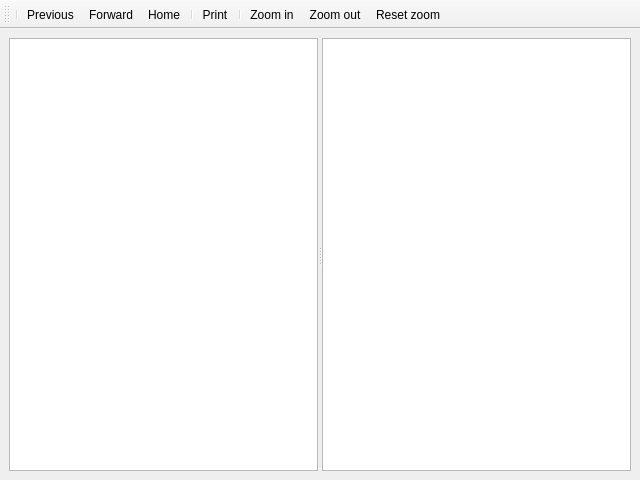
Qt form coquery/gui/ui/helpViewer.ui (gkunter/coquery) before a commit.
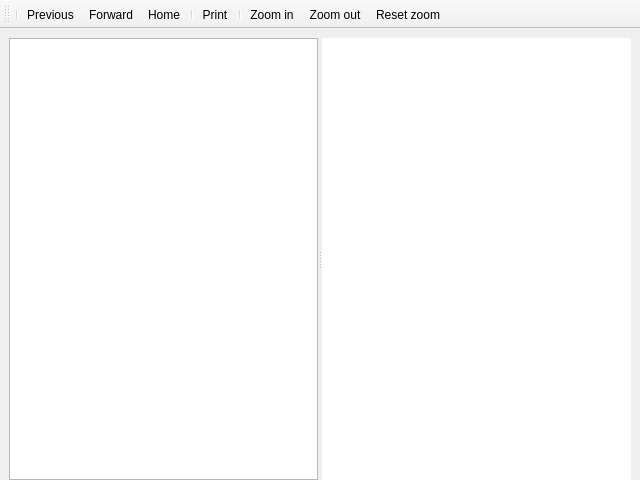
The same form after that commit. Icons and pictures are not drawn.

Commit message: Use group boxes instead of frames

Diff of the .ui file:
```diff
--- a/coquery/gui/ui/helpViewer.ui
+++ b/coquery/gui/ui/helpViewer.ui
@@ -15,6 +15,12 @@
   </property>
   <widget class="QWidget" name="centralwidget">
    <layout class="QVBoxLayout" name="verticalLayout">
+    <property name="spacing">
+     <number>-1</number>
+    </property>
+    <property name="bottomMargin">
+     <number>0</number>
+    </property>
     <item>
      <widget class="QSplitter" name="splitter">
       <property name="orientation">
@@ -25,7 +31,14 @@
         <bool>false</bool>
        </property>
       </widget>
-      <widget class="QTextBrowser" name="content"/>
+      <widget class="QTextBrowser" name="content">
+       <property name="frameShape">
+        <enum>QFrame::NoFrame</enum>
+       </property>
+       <property name="frameShadow">
+        <enum>QFrame::Plain</enum>
+       </property>
+      </widget>
      </widget>
     </item>
    </layout>
```
Left out of the diff: 28 changed lines with no effect on the pictures. The commit also changes 3 other files.
